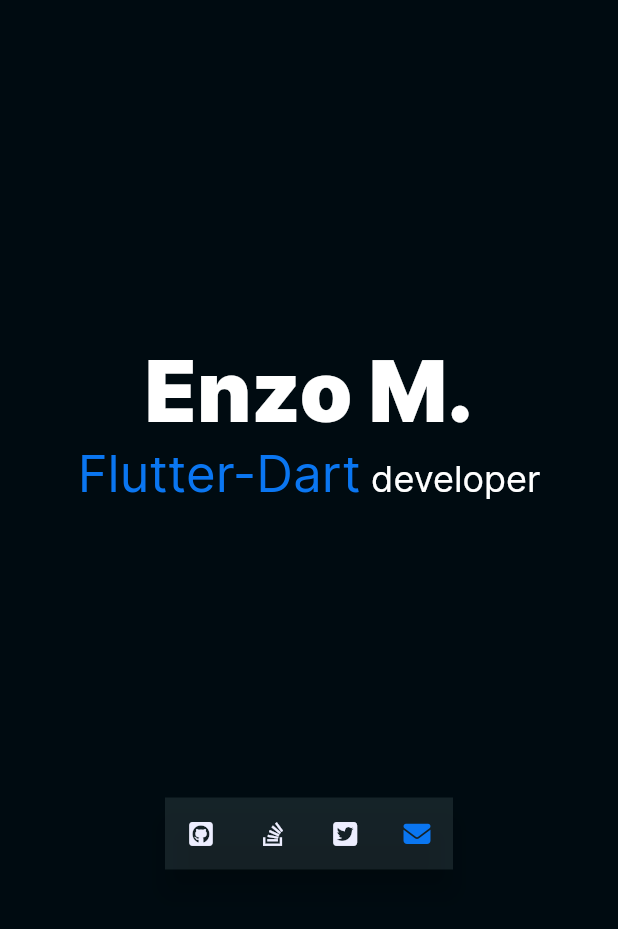
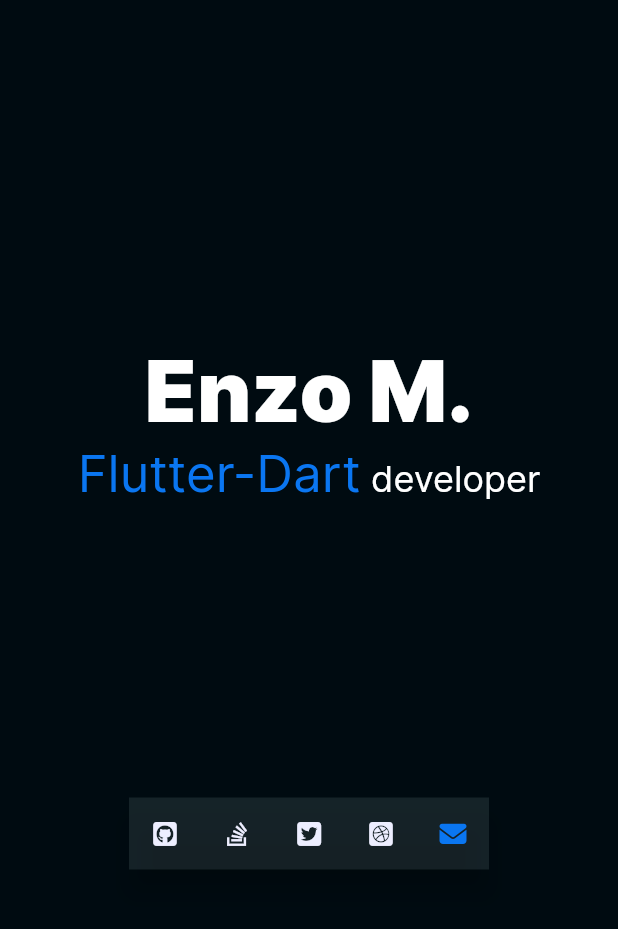
Before and after one commit to aminnzo/enzoboi, a Flutter app: the screen it shows after launch, on a phone screen of 412 x 824 dp, the part 73-1002 px from its top. Run offline on Flutter 3.47's test engine with Material 2 defaults, Android fonts, the phone set to English and light mode, and no system bars; our stand-ins replace font_awesome_flutter.

Commit message:
little ui change in social links

```diff
--- a/lib/providers/data_provider.dart
+++ b/lib/providers/data_provider.dart
@@ -2,5 +2,6 @@
   static const github = "https://github.com/aminnzo";
   static const stackoverflow = "https://stackoverflow.com/users/18748433/enzo";
   static const twitter = "https://twitter.com/aminnzo";
+  static const dribbble = "https://dribbble.com/aminmohseni";
   static const mail = "dartmolecules@gmail.com";
 }
--- a/lib/utils/constants.dart
+++ b/lib/utils/constants.dart
@@ -7,5 +7,10 @@
 const Color kPrimaryColor = Color(0xffedeeff);
 const Color kAccentColor = Color(0xff0a76f1);
 const Color kLightColor = Color(0x1ACDF2FF);
+const Color kGithubColor = Color(0x4D4C0C9A);
+const Color kStackoverflowColor = Color(0x4D985727);
+const Color kTwitterColor = Color(0x4D3584A1);
+const Color kDribbbleColor = Color(0x4DB75EAF);
+const Color kEmailColor = Color(0x4DBEBEBE);
 
 const String kFontName = "Inter";
--- a/lib/widgets/social_links.dart
+++ b/lib/widgets/social_links.dart
@@ -6,22 +6,28 @@
 
 const double iconSize = 18;
 
-class SocialLinks extends StatelessWidget {
+class SocialLinks extends StatefulWidget {
   final bool isMobileView;
 
   const SocialLinks({super.key, this.isMobileView = false});
 
   @override
+  State<SocialLinks> createState() => _SocialLinksState();
+}
+
+class _SocialLinksState extends State<SocialLinks> {
+  @override
   Widget build(BuildContext context) => Align(
-      alignment: isMobileView ? Alignment.bottomCenter : Alignment.centerLeft,
+      alignment:
+          widget.isMobileView ? Alignment.bottomCenter : Alignment.centerLeft,
       child: Padding(
-        padding: EdgeInsets.only(left: isMobileView ? 0 : 30),
+        padding: EdgeInsets.only(left: widget.isMobileView ? 0 : 30),
         child: Material(
             color: Colors.transparent,
             elevation: 8,
             child: Container(
               color: kLightColor,
-              child: isMobileView ? horizontalItems : verticalItems,
+              child: widget.isMobileView ? horizontalItems : verticalItems,
             )),
       ));
 
@@ -32,13 +38,14 @@
       );
 
   Widget get horizontalItems => Row(
-    mainAxisAlignment: MainAxisAlignment.center,
-    mainAxisSize: MainAxisSize.min,
-    children: items,
-  );
+        mainAxisAlignment: MainAxisAlignment.center,
+        mainAxisSize: MainAxisSize.min,
+        children: items,
+      );
 
   List<Widget> get items => [
         IconButton(
+            hoverColor: kGithubColor,
             icon: const FaIcon(
               FontAwesomeIcons.squareGithub,
               color: kPrimaryColor,
@@ -46,6 +53,7 @@
             ),
             onPressed: () => openUrl(DataProvider.github)),
         IconButton(
+            hoverColor: kStackoverflowColor,
             icon: const FaIcon(
               FontAwesomeIcons.stackOverflow,
               color: kPrimaryColor,
@@ -53,6 +61,7 @@
             ),
             onPressed: () => openUrl(DataProvider.stackoverflow)),
         IconButton(
+            hoverColor: kTwitterColor,
             icon: const FaIcon(
               FontAwesomeIcons.squareTwitter,
               color: kPrimaryColor,
@@ -60,6 +69,15 @@
             ),
             onPressed: () => openUrl(DataProvider.twitter)),
         IconButton(
+            hoverColor: kDribbbleColor,
+            icon: const FaIcon(
+              FontAwesomeIcons.squareDribbble,
+              color: kPrimaryColor,
+              size: iconSize,
+            ),
+            onPressed: () => openUrl(DataProvider.dribbble)),
+        IconButton(
+            hoverColor: kEmailColor,
             icon: const FaIcon(
               FontAwesomeIcons.solidEnvelope,
               color: kAccentColor,
```
